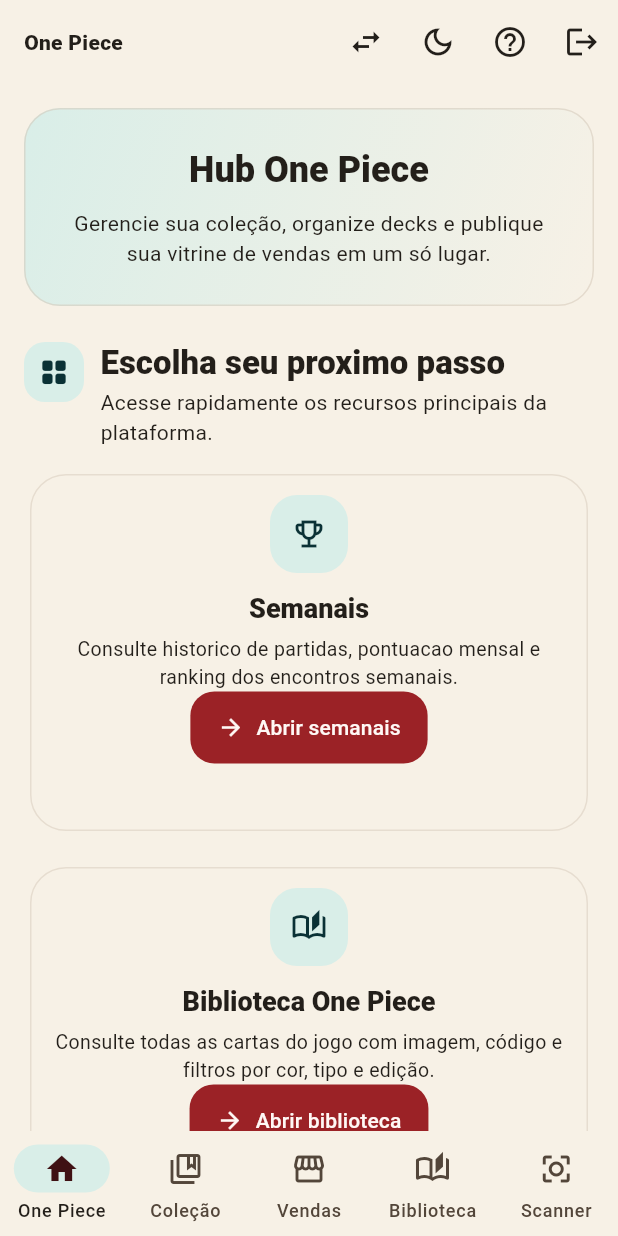
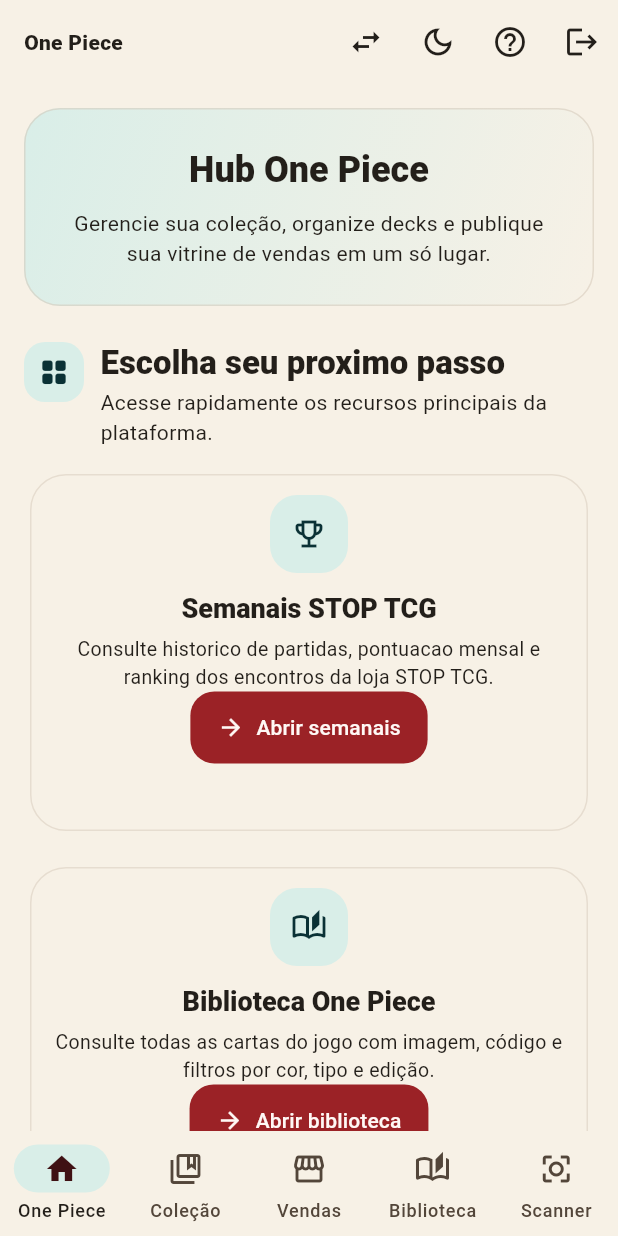
Before and after one commit to LumielRyu/optcg_manager, a Flutter app: the HomeScreen screen opened by its route, on a phone screen of 412 x 824 dp. Run offline on Flutter 3.47's test engine with Material 3 defaults, Android fonts, the phone set to English and light mode, and no system bars; our stand-ins replace camera, flutter_dotenv, flutter_riverpod, go_router, hive, hive_flutter and 3 more; missing offline and left inert: dart:js_interop, google_mlkit_text_recognition, translator; accounts and stored records are empty; network calls fail.

Commit message:
Brand weeklies for STOP TCG

```diff
--- a/lib/features/help/help_screen.dart
+++ b/lib/features/help/help_screen.dart
@@ -148,9 +148,10 @@
                   ),
                   _HelpSection(
                     icon: Icons.emoji_events_outlined,
-                    title: 'Semanais',
+                    title: 'Semanais STOP TCG',
                     children: const [
-                      'A pagina de semanais mostra eventos abertos, participacoes, pontuacao e ranking mensal.',
+                      'A pagina de semanais sera usada inicialmente para organizar os encontros da loja STOP TCG.',
+                      'Ela mostra eventos abertos, participacoes, pontuacao e ranking mensal.',
                       'Jogadores podem entrar em semanais abertos e escolher o deck usado.',
                       'Administradores podem gerenciar partidas, rodadas e resultados.',
                     ],
--- a/lib/features/home/home_screen.dart
+++ b/lib/features/home/home_screen.dart
@@ -122,9 +122,9 @@
                           width: cardWidth,
                           child: const _HomeFeatureCard(
                             icon: Icons.emoji_events_outlined,
-                            title: 'Semanais',
+                            title: 'Semanais STOP TCG',
                             subtitle:
-                                'Consulte historico de partidas, pontuacao mensal e ranking dos encontros semanais.',
+                                'Consulte historico de partidas, pontuacao mensal e ranking dos encontros da loja STOP TCG.',
                             buttonLabel: 'Abrir semanais',
                             route: '/weeklies/one-piece',
                           ),
--- a/lib/features/weeklies/weekly_dashboard_screen.dart
+++ b/lib/features/weeklies/weekly_dashboard_screen.dart
@@ -5,6 +5,8 @@
 
 import '../../data/models/weekly_tournament.dart';
 import '../../data/repositories/weekly_tournament_repository.dart';
+
+const String _weeklyStoreName = 'STOP TCG';
 
 class WeeklyDashboardScreen extends ConsumerStatefulWidget {
   final String gameSlug;
@@ -84,7 +86,7 @@
           onPressed: () => context.go(_hubRoute(widget.gameSlug)),
           icon: const Icon(Icons.arrow_back),
         ),
-        title: Text('Semanais - $title'),
+        title: Text('Semanais $_weeklyStoreName - $title'),
         actions: [
           if (isAdmin)
             Padding(
@@ -216,7 +218,7 @@
                       icon: Icons.how_to_reg_outlined,
                       title: 'Inscricoes abertas',
                       subtitle:
-                          'Escolha seu lider e confirme sua participacao nos proximos encontros.',
+                          'Entre nos semanais da STOP TCG, escolha seu lider e confirme sua participacao.',
                     ),
                     const SizedBox(height: 12),
                     for (final event in openEvents)
@@ -244,7 +246,7 @@
                     icon: Icons.event_note_outlined,
                     title: 'Meus semanais',
                     subtitle:
-                        'Abra um encontro para acompanhar suas rodadas e confirmar resultados.',
+                        'Acompanhe seus encontros da STOP TCG, rodadas e confirmacoes de resultado.',
                   ),
                   const SizedBox(height: 12),
                   if (myParticipants.isEmpty)
@@ -268,7 +270,7 @@
                     icon: Icons.emoji_events_outlined,
                     title: 'Ranking mensal',
                     subtitle:
-                        'Classificacao por pontos, com desempate pelo numero de vitorias.',
+                        'Classificacao mensal da STOP TCG por pontos, com desempate pelo numero de vitorias.',
                   ),
                   const SizedBox(height: 12),
                   if (data.ranking.isEmpty)
@@ -339,7 +341,7 @@
                   icon: Icons.tune_outlined,
                   title: 'Gerenciar encontros',
                   subtitle:
-                      'Abra um semanal para controlar participantes, mesas, byes e resultados.',
+                      'Controle os semanais da STOP TCG: participantes, mesas, byes e resultados.',
                 ),
                 const SizedBox(height: 12),
                 if (data.events.isEmpty)
@@ -435,14 +437,14 @@
                   crossAxisAlignment: CrossAxisAlignment.start,
                   children: [
                     Text(
-                      'Painel administrativo',
+                      'Painel administrativo STOP TCG',
                       style: theme.textTheme.headlineSmall?.copyWith(
                         fontWeight: FontWeight.w900,
                       ),
                     ),
                     const SizedBox(height: 3),
                     Text(
-                      'Visao operacional de ${weeklyMonthLabel(month)}',
+                      'Visao operacional da STOP TCG em ${weeklyMonthLabel(month)}',
                       style: theme.textTheme.bodyMedium,
                     ),
                   ],
@@ -593,14 +595,14 @@
                   crossAxisAlignment: CrossAxisAlignment.start,
                   children: [
                     Text(
-                      'Circuito mensal',
+                      'Circuito mensal STOP TCG',
                       style: theme.textTheme.headlineSmall?.copyWith(
                         fontWeight: FontWeight.w900,
                       ),
                     ),
                     const SizedBox(height: 3),
                     Text(
-                      'Acompanhe inscricoes, rodadas, desempenho e classificacao.',
+                      'Acompanhe inscricoes, rodadas, desempenho e classificacao dos semanais da loja.',
                       style: theme.textTheme.bodyMedium,
                     ),
                   ],
@@ -1640,11 +1642,18 @@
         child: Column(
           mainAxisSize: MainAxisSize.min,
           children: [
+            const Align(
+              alignment: Alignment.centerLeft,
+              child: Text(
+                'Este semanal sera cadastrado inicialmente para a loja STOP TCG.',
+              ),
+            ),
+            const SizedBox(height: 12),
             TextField(
               controller: _titleController,
               decoration: const InputDecoration(
                 labelText: 'Nome do semanal',
-                hintText: 'Ex.: Semanal 01',
+                hintText: 'Ex.: STOP TCG - Semanal 01',
               ),
             ),
             const SizedBox(height: 12),
```
